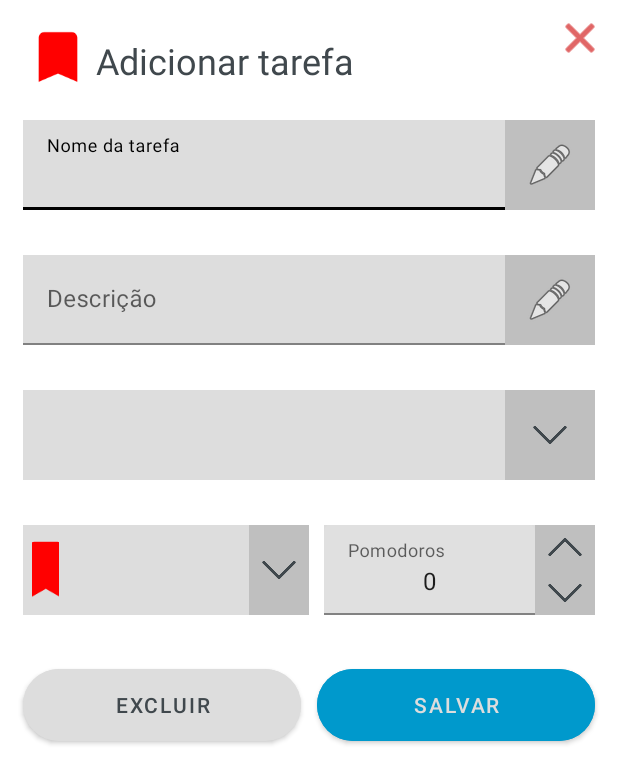
After one commit to DaviSobrinho/Projeto-Pomos, an Android app: the layout dialog_edit_tarefa.xml on its own in the app's theme, with its tools: preview values and no code run, on a phone screen of 412 x 824 dp. The commit adds this screen. Shown: the top 784 px of the screen. Run offline under Robolectric (Android 15) with nearby library versions, the phone set to English and light mode, and no system bars.

Commit message:
feat: Adiciona dialog de edição

```diff
--- a/app/src/main/java/com/example/pomos/view/AddTarefaDialog.kt
+++ b/app/src/main/java/com/example/pomos/view/AddTarefaDialog.kt
@@ -14,7 +14,7 @@ import android.widget.*
 import androidx.fragment.app.DialogFragment
 import com.example.pomos.R
 import com.example.pomos.databinding.DialogAddTarefaBinding
-import com.example.pomos.viewmodel.SalvaTarefaDialog
+import com.example.pomos.viewmodel.AdicionarTarefaDialog
 import com.google.android.material.button.MaterialButton
 import com.google.android.material.textfield.TextInputEditText
 
@@ -47,10 +47,10 @@ class AddTarefaDialog : DialogFragment() {
             configuraBotaoSair(binding.addTarefaDialogImagebutton1)
             configuraBotaoCancelar(binding.addTarefaDialogMaterialbutton1)
             configuraImagemSpiner(binding.addTarefaDialogImagebutton8,binding.addTarefaDialogSpinner2)
-            val salva = SalvaTarefaDialog()
+            val add = AdicionarTarefaDialog()
             val dialogv = dialog
             if (dialogv != null) {
-                salva.salvaTarefa(binding.addTarefaDialogMaterialbutton2,
+                add.AdicionaTarefa(binding.addTarefaDialogMaterialbutton2,
                     binding.addTarefaDialogTextinputedittext1,
                     binding.addTarefaDialogTextinputedittext2,
                     binding.addTarefaDialogSpinner1,
--- a/app/src/main/java/com/example/pomos/viewmodel/SalvaTarefaDialog.kt
+++ b/app/src/main/java/com/example/pomos/viewmodel/AdicionarTarefaDialog.kt
@@ -10,8 +10,8 @@ import com.example.pomos.database.model.Tarefa
 import com.google.android.material.button.MaterialButton
 import com.google.android.material.textfield.TextInputEditText
 
-open class SalvaTarefaDialog {
-     fun salvaTarefa(
+open class AdicionarTarefaDialog {
+     fun AdicionaTarefa(
         botaoconfirma : MaterialButton, nome : TextInputEditText, descricao : TextInputEditText,
         projeto : Spinner, prioridade : Spinner, pomodoros : TextInputEditText ,context: Context, dialog : Dialog) {
         val db = AppDatabase.instancia(context)
--- /dev/null
+++ b/app/src/main/java/com/example/pomos/viewmodel/SalvarTarefaDialog.kt
@@ -0,0 +1,5 @@
+package com.example.pomos.viewmodel
+
+class SalvarTarefaDialog {
+    fun salvarTarefa() {}
+}
--- /dev/null
+++ b/app/src/main/res/layout/dialog_edit_tarefa.xml
@@ -0,0 +1,286 @@
+<?xml version="1.0" encoding="utf-8"?>
+<androidx.constraintlayout.widget.ConstraintLayout xmlns:android="http://schemas.android.com/apk/res/android"
+    xmlns:app="http://schemas.android.com/apk/res-auto"
+    xmlns:tools="http://schemas.android.com/tools"
+    android:layout_width="match_parent"
+    android:layout_height="match_parent"
+    android:background="@drawable/round_outline"
+    android:padding="0dp">
+    <ScrollView
+        android:orientation="vertical"
+        android:layout_width="match_parent"
+        android:layout_height="match_parent"
+        app:layout_constraintTop_toTopOf="parent"
+        app:layout_constraintStart_toStartOf="parent"
+        app:layout_constraintEnd_toEndOf="parent"
+        app:layout_constraintBottom_toBottomOf="parent">
+        <androidx.constraintlayout.widget.ConstraintLayout
+            android:layout_width="match_parent"
+            android:layout_height="match_parent">
+
+            <ImageView
+                android:id="@+id/icon"
+                android:layout_width="77dp"
+                android:layout_height="76dp"
+                android:src="@drawable/redflag_foreground"
+                tools:layout_editor_absoluteX="3dp"
+                tools:layout_editor_absoluteY="5dp" />
+
+            <TextView
+                android:id="@+id/add_tarefa_dialog_textview_1"
+                android:layout_width="wrap_content"
+                android:layout_height="wrap_content"
+                android:layout_marginStart="64dp"
+                android:layout_marginTop="24dp"
+                android:text="@string/add_tarefa"
+                android:textColor="@color/dark_grey"
+                android:textSize="24sp"
+                app:layout_constraintStart_toStartOf="parent"
+                app:layout_constraintTop_toTopOf="parent"></TextView>
+
+            <ImageButton
+                android:id="@+id/add_tarefa_dialog_imagebutton_1"
+                android:layout_width="40dp"
+                android:layout_height="40dp"
+                android:layout_marginTop="5dp"
+                android:layout_marginEnd="5dp"
+                android:src="@android:drawable/ic_menu_close_clear_cancel"
+                app:layout_constraintEnd_toEndOf="parent"
+                app:layout_constraintTop_toTopOf="parent"
+                app:tint="@color/holo_red_dark"
+                android:background="@color/white"/>
+            <com.google.android.material.textfield.TextInputLayout
+                app:boxBackgroundColor="@color/light_grey"
+                android:id="@+id/add_tarefa_dialog_textinputlayout_1"
+                android:layout_width="match_parent"
+                android:layout_height="wrap_content"
+                app:layout_constraintStart_toStartOf="parent"
+                app:layout_constraintTop_toTopOf="parent"
+                android:layout_marginTop="80dp"
+                android:layout_marginStart="15dp"
+                android:layout_marginEnd="75dp"
+                app:boxCornerRadiusTopEnd="0dp"
+                app:boxCornerRadiusBottomEnd="0dp"
+                app:boxCornerRadiusBottomStart="0dp"
+                app:boxCornerRadiusTopStart="0dp">
+                <com.google.android.material.textfield.TextInputEditText
+                    android:id="@+id/add_tarefa_dialog_textinputedittext_1"
+                    android:layout_width="match_parent"
+                    android:layout_height="60dp"
+                    android:hint="@string/nome_tarefa">
+                </com.google.android.material.textfield.TextInputEditText>
+            </com.google.android.material.textfield.TextInputLayout>
+
+            <ImageButton
+                android:background="@color/grey"
+                android:layout_marginEnd="15dp"
+                android:id="@+id/add_tarefa_dialog_imagebutton_2"
+                android:layout_width="60dp"
+                android:layout_height="60dp"
+                app:srcCompat="@android:drawable/ic_menu_edit"
+                app:layout_constraintTop_toTopOf="parent"
+                app:layout_constraintStart_toEndOf="@+id/add_tarefa_dialog_textinputlayout_1"
+                android:layout_marginTop="80dp"/>
+
+            <com.google.android.material.textfield.TextInputLayout
+                app:boxBackgroundColor="@color/light_grey"
+                android:id="@+id/add_tarefa_dialog_textinputlayout_2"
+                android:layout_width="match_parent"
+                android:layout_height="wrap_content"
+                app:layout_constraintStart_toStartOf="parent"
+                app:layout_constraintTop_toBottomOf="@id/add_tarefa_dialog_textinputlayout_1"
+                android:layout_marginTop="30dp"
+                android:layout_marginStart="15dp"
+                android:layout_marginEnd="75dp"
+                app:boxCornerRadiusTopEnd="0dp"
+                app:boxCornerRadiusBottomEnd="0dp"
+                app:boxCornerRadiusBottomStart="0dp"
+                app:boxCornerRadiusTopStart="0dp">
+                <com.google.android.material.textfield.TextInputEditText
+                    android:id="@+id/add_tarefa_dialog_textinputedittext_2"
+                    android:layout_width="match_parent"
+                    android:layout_height="60dp"
+                    android:hint="@string/descrição">
+                </com.google.android.material.textfield.TextInputEditText>
+            </com.google.android.material.textfield.TextInputLayout>
+
+            <ImageButton
+                android:background="@color/grey"
+                android:layout_marginEnd="15dp"
+                android:id="@+id/add_tarefa_dialog_imagebutton_3"
+                android:layout_width="60dp"
+                android:layout_height="60dp"
+                app:srcCompat="@android:drawable/ic_menu_edit"
+                app:layout_constraintTop_toTopOf="@id/add_tarefa_dialog_textinputlayout_2"
+                app:layout_constraintStart_toEndOf="@+id/add_tarefa_dialog_textinputlayout_2"/>
+            <Spinner
+                android:background="@color/light_grey"
+                android:spinnerMode="dropdown"
+                android:id="@+id/add_tarefa_dialog_spinner_1"
+                android:layout_width="match_parent"
+                android:layout_height="60dp"
+                app:layout_constraintTop_toBottomOf="@id/add_tarefa_dialog_textinputlayout_2"
+                app:layout_constraintStart_toStartOf="parent"
+                android:layout_marginStart="15dp"
+                android:layout_marginEnd="75dp"
+                android:layout_marginTop="30dp"/>
+
+            <ImageButton
+                android:id="@+id/add_tarefa_dialog_imagebutton_4"
+                android:layout_width="60dp"
+                android:layout_height="60dp"
+                android:background="@color/grey"
+                android:backgroundTint="@color/grey"
+                app:tint="@color/dark_grey"
+                android:backgroundTintMode="src_atop"
+                android:src="@mipmap/down_arrow_foreground"
+                app:layout_constraintStart_toEndOf="@id/add_tarefa_dialog_spinner_1"
+                app:layout_constraintTop_toTopOf="@id/add_tarefa_dialog_spinner_1">
+
+            </ImageButton>
+            <LinearLayout
+                android:id="@+id/add_tarefa_dialog_linearlayout_1"
+                android:orientation="horizontal"
+                android:layout_width="match_parent"
+                android:layout_height="60dp"
+                app:layout_constraintTop_toBottomOf="@id/add_tarefa_dialog_spinner_1"
+                app:layout_constraintStart_toStartOf="parent"
+                android:layout_marginTop="30dp"
+                android:layout_marginStart="15dp"
+                android:layout_marginEnd="15dp">
+                <LinearLayout
+                    android:id="@+id/add_tarefa_dialog_linearlayout_2"
+                    android:layout_marginEnd="0dp"
+                    android:layout_weight="50"
+                    android:orientation="horizontal"
+                    android:layout_width="match_parent"
+                    android:layout_height="match_parent">
+                    <LinearLayout
+                        android:layout_width="wrap_content"
+                        android:layout_height="wrap_content"
+                        android:backgroundTint="@color/light_grey"
+                        android:background="@color/light_grey">
+                        <ImageButton
+                            android:background="#00000000"
+                            android:backgroundTint="#00000000"
+                            android:scaleX="0.6"
+                            android:scaleY="0.8"
+                            android:id="@+id/add_tarefa_dialog_imagebutton_8"
+                            android:layout_width="30dp"
+                            android:layout_height="60dp"
+                            android:src="@drawable/redflag_foreground">
+                        </ImageButton>
+                    </LinearLayout>
+                    <Spinner
+                        android:background="@color/light_grey"
+                        android:id="@+id/add_tarefa_dialog_spinner_2"
+                        android:layout_weight="50"
+                        android:layout_width="match_parent"
+                        android:layout_height="match_parent">
+
+                    </Spinner>
+                    <ImageButton
+                        android:id="@+id/add_tarefa_dialog_imagebutton_5"
+                        android:layout_weight="0"
+                        android:layout_width="40dp"
+                        android:layout_height="60dp"
+                        android:background="@color/grey"
+                        android:backgroundTint="@color/grey"
+                        app:tint="@color/dark_grey"
+                        android:backgroundTintMode="src_atop"
+                        android:src="@mipmap/down_arrow_foreground">
+                    </ImageButton>
+                </LinearLayout>
+                <LinearLayout
+                    android:id="@+id/add_tarefa_dialog_linearlayout_3"
+                    android:layout_marginStart="10dp"
+                    android:layout_weight="50"
+                    android:orientation="horizontal"
+                    android:layout_width="match_parent"
+                    android:layout_height="match_parent">
+                    <com.google.android.material.textfield.TextInputLayout
+                        android:layout_width="match_parent"
+                        android:layout_height="match_parent"
+                        android:layout_weight="50"
+                        android:background="@color/light_grey">
+                        <com.google.android.material.textfield.TextInputEditText
+                            android:hint="@string/pomodoros"
+                            android:textAlignment="center"
+                            android:text="0"
+                            android:inputType="number"
+                            android:digits="1234567890"
+                            android:id="@+id/add_tarefa_dialog_textinputedittext_3"
+                            android:layout_width="match_parent"
+                            android:layout_height="match_parent">
+                        </com.google.android.material.textfield.TextInputEditText>
+                    </com.google.android.material.textfield.TextInputLayout>
+
+                    <LinearLayout
+                        android:orientation="vertical"
+                        android:layout_weight="0"
+                        android:layout_width="wrap_content"
+                        android:layout_height="wrap_content">
+                        <ImageButton
+                            android:id="@+id/add_tarefa_dialog_imagebutton_6"
+                            android:rotation="180"
+                            android:layout_weight="0"
+                            android:layout_width="40dp"
+                            android:layout_height="30dp"
+                            android:background="@color/grey"
+                            android:backgroundTint="@color/grey"
+                            app:tint="@color/dark_grey"
+                            android:backgroundTintMode="src_atop"
+                            android:src="@mipmap/down_arrow_foreground">
+                        </ImageButton>
+                        <ImageButton
+                            android:id="@+id/add_tarefa_dialog_imagebutton_7"
+                            android:layout_weight="0"
+                            android:layout_width="40dp"
+                            android:layout_height="30dp"
+                            android:background="@color/grey"
+                            android:backgroundTint="@color/grey"
+                            app:tint="@color/dark_grey"
+                            android:backgroundTintMode="src_atop"
+                            android:src="@mipmap/down_arrow_foreground">
+                        </ImageButton>
+                    </LinearLayout>
+                </LinearLayout>
+            </LinearLayout>
+            <LinearLayout
+                android:id="@+id/add_tarefa_dialog_linearlayout_4"
+                android:layout_marginTop="30dp"
+                app:layout_constraintTop_toBottomOf="@id/add_tarefa_dialog_linearlayout_1"
+                android:orientation="horizontal"
+                android:layout_width="match_parent"
+                android:layout_height="70dp">
+                <com.google.android.material.button.MaterialButton
+                    android:id="@+id/add_tarefa_dialog_materialbutton_1"
+                    android:layout_marginStart="15dp"
+                    android:textColor="@color/dark_grey"
+                    android:text="@string/excluir"
+                    android:backgroundTint="@color/light_grey"
+                    app:cornerRadius="50dp"
+                    android:layout_weight="50"
+                    android:layout_width="match_parent"
+                    android:layout_height="60dp"
+                    android:layout_marginEnd="5dp">
+                </com.google.android.material.button.MaterialButton>
+                <com.google.android.material.button.MaterialButton
+                    android:id="@+id/add_tarefa_dialog_materialbutton_2"
+                    android:layout_marginEnd="15dp"
+                    android:textColor="@color/light_grey"
+                    android:text="@string/salvar"
+                    android:backgroundTint="@color/holo_blue_dark"
+                    app:cornerRadius="50dp"
+                    android:layout_weight="50"
+                    android:layout_width="match_parent"
+                    android:layout_height="60dp"
+                    android:layout_marginStart="5dp">
+                </com.google.android.material.button.MaterialButton>
+            </LinearLayout>
+        </androidx.constraintlayout.widget.ConstraintLayout>
+
+
+    </ScrollView>
+
+</androidx.constraintlayout.widget.ConstraintLayout>
--- a/app/src/main/res/values/strings.xml
+++ b/app/src/main/res/values/strings.xml
@@ -8,4 +8,6 @@
     <string name="pomodoros">Pomodoros</string>
     <string name="cancelar">Cancelar</string>
     <string name="criar_tarefa">Criar tarefa</string>
+    <string name="excluir">Excluir</string>
+    <string name="salvar">Salvar</string>
 </resources>
```
Also changed, not shown: app/src/main/java/com/example/pomos/view/EditTarefaDialog.kt (added, +173 -0 lines), app/src/main/java/com/example/pomos/view/MainActivity.kt (+5 -2 lines), app/src/main/java/com/example/pomos/viewmodel/ExcluirTarefaDialog.kt (added, +19 -0 lines), app/src/main/res/layout/activity_main.xml (+18 -0 lines).
